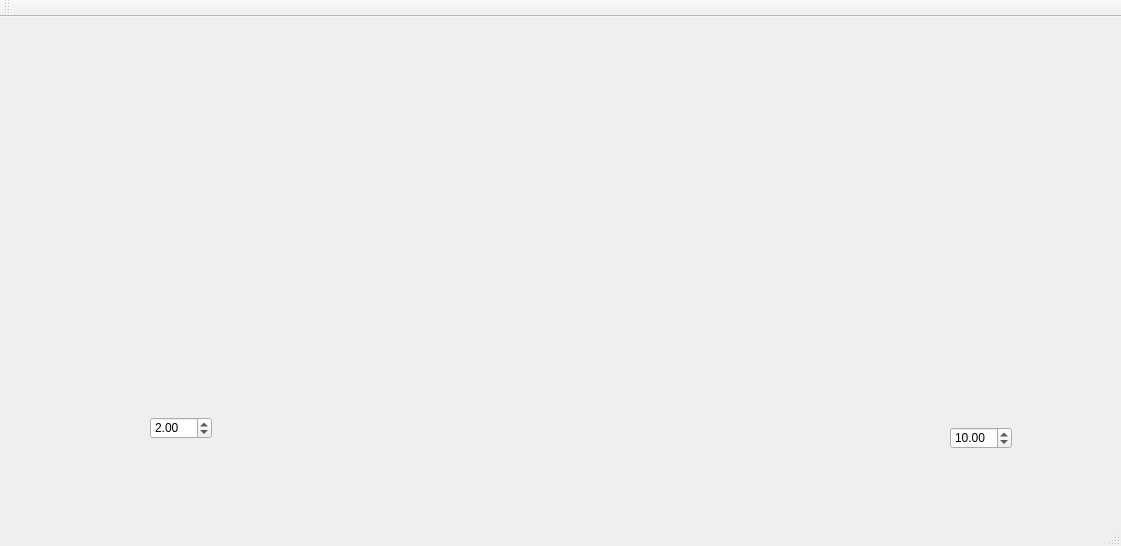
Old version of the form ExponentialGraph/mainwindow.ui in the repository FrostByte266/wgrigor-graphing.
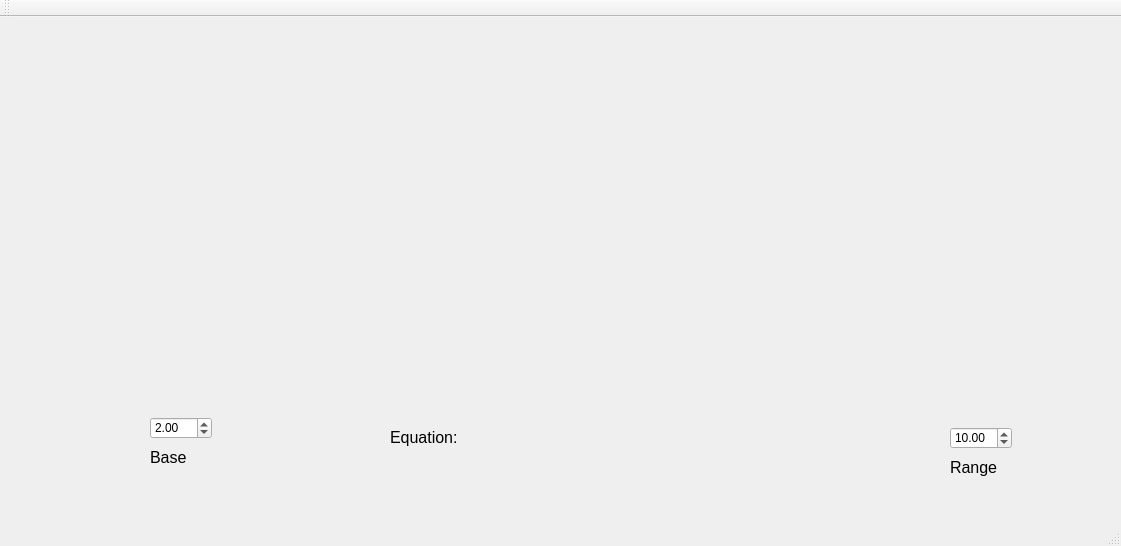
New version of the form. Custom widgets are drawn as their Qt base class.

The edit to the form file:
```diff
--- a/ExponentialGraph/mainwindow.ui
+++ b/ExponentialGraph/mainwindow.ui
@@ -62,6 +62,60 @@
      <double>10.000000000000000</double>
     </property>
    </widget>
+   <widget class="QLabel" name="staicRangeLabel">
+    <property name="geometry">
+     <rect>
+      <x>950</x>
+      <y>430</y>
+      <width>81</width>
+      <height>41</height>
+     </rect>
+    </property>
+    <property name="font">
+     <font>
+      <pointsize>12</pointsize>
+     </font>
+    </property>
+    <property name="text">
+     <string>Range</string>
+    </property>
+   </widget>
+   <widget class="QLabel" name="staticBaseLabel">
+    <property name="geometry">
+     <rect>
+      <x>150</x>
+      <y>420</y>
+      <width>81</width>
+      <height>41</height>
+     </rect>
+    </property>
+    <property name="font">
+     <font>
+      <pointsize>12</pointsize>
+     </font>
+    </property>
+    <property name="text">
+     <string>Base</string>
+    </property>
+   </widget>
+   <widget class="QLabel" name="dynamicEquationLabel">
+    <property name="geometry">
+     <rect>
+      <x>390</x>
+      <y>400</y>
+      <width>421</width>
+      <height>41</height>
+     </rect>
+    </property>
+    <property name="font">
+     <font>
+      <pointsize>12</pointsize>
+     </font>
+    </property>
+    <property name="text">
+     <string>Equation:</string>
+    </property>
+   </widget>
   </widget>
   <widget class="QMenuBar" name="menuBar">
    <property name="geometry">
```
Left out of the diff: 4 changed lines with no effect on the pictures.
